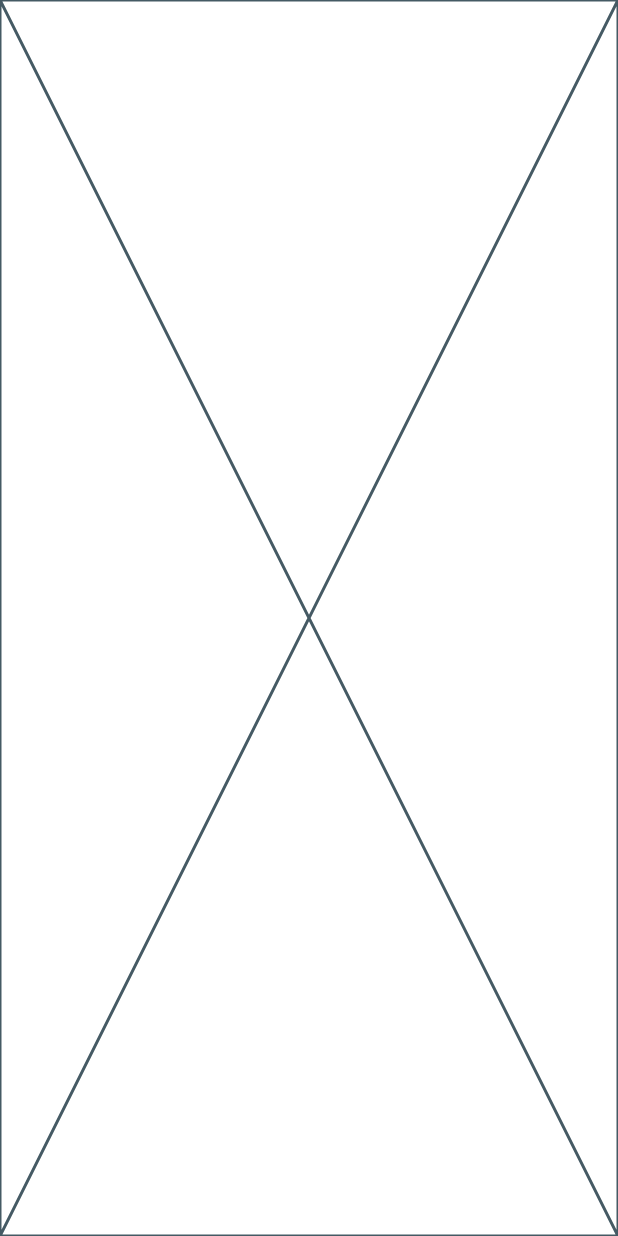
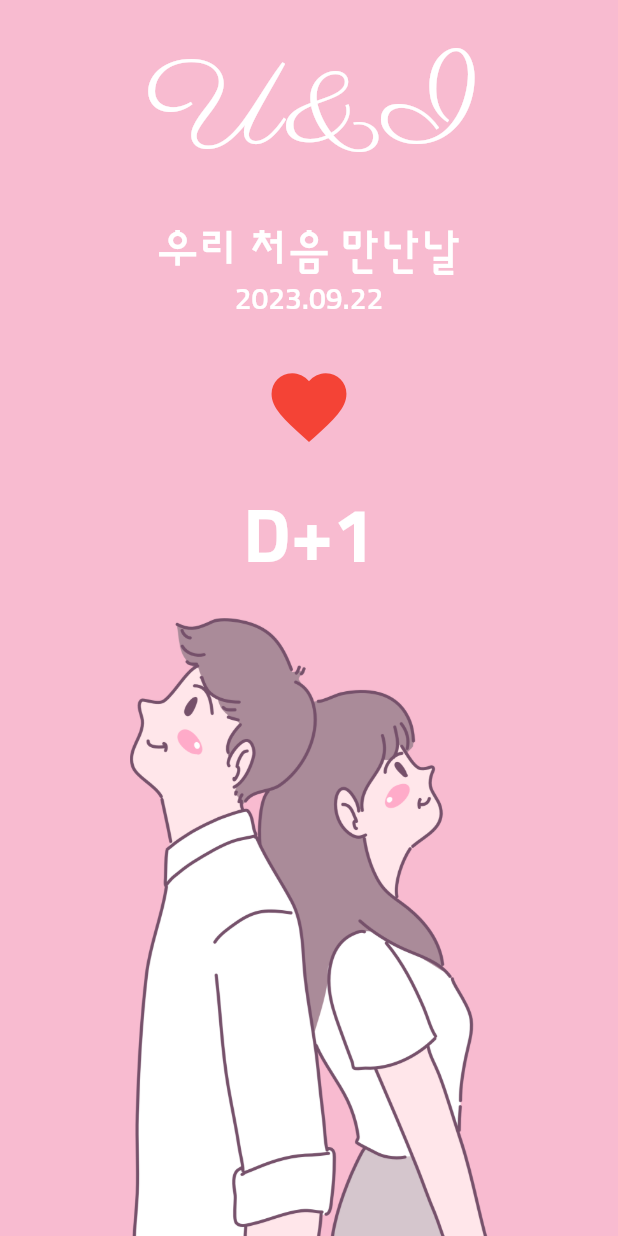
Before and after one commit to Jong-Yu/flutter_splash_screen, a Flutter app: the screen it shows after launch, on a phone screen of 412 x 824 dp. Run offline on Flutter 3.47's test engine with Material 2 defaults, Android fonts, the phone set to English and light mode, and no system bars; our stand-ins replace webview_flutter.

Commit message:
feat: 만난지 몇 일 Project
디자인 하기

```diff
--- a/lib/main.dart
+++ b/lib/main.dart
@@ -1,5 +1,5 @@
 import 'package:flutter/material.dart';
-import 'package:hello_world/screen/date.dart';
+import 'package:hello_world/screen/meet_date.dart';
 
 void main() {
   runApp(
--- a/lib/screen/date.dart
+++ /dev/null
@@ -1,15 +0,0 @@
-import 'package:flutter/material.dart';
-
-class MeetDates extends StatefulWidget {
-  const MeetDates({super.key});
-
-  @override
-  State<MeetDates> createState() => _MeetDatesState();
-}
-
-class _MeetDatesState extends State<MeetDates> {
-  @override
-  Widget build(BuildContext context) {
-    return const Placeholder();
-  }
-}
--- /dev/null
+++ b/lib/screen/meet_date.dart
@@ -0,0 +1,98 @@
+import 'package:flutter/material.dart';
+
+class MeetDates extends StatefulWidget {
+  const MeetDates({super.key});
+
+  @override
+  State<MeetDates> createState() => _MeetDatesState();
+}
+
+class _MeetDatesState extends State<MeetDates> {
+  @override
+  Widget build(BuildContext context) {
+    return Scaffold(
+      backgroundColor: Colors.pink[100],
+      body: SafeArea(
+        bottom: false,
+        child: Container(
+          width: MediaQuery.of(context).size.width,
+          child: Column(children: [
+            _TopPart(),
+            _BottomPart(),
+          ]),
+        ),
+      ),
+    );
+  }
+}
+
+class _TopPart extends StatelessWidget {
+  const _TopPart({super.key});
+
+  @override
+  Widget build(BuildContext context) {
+    return Expanded(
+      child: Column(
+        mainAxisAlignment: MainAxisAlignment.spaceEvenly,
+        children: [
+          Text(
+            'U&I',
+            style: TextStyle(
+              color: Colors.white,
+              fontFamily: 'parisienne',
+              fontSize: 80.0,
+            ),
+          ),
+          Column(
+            children: [
+              Text(
+                '우리 처음 만난날',
+                style: TextStyle(
+                  color: Colors.white,
+                  fontFamily: 'sonflower',
+                  fontSize: 30.0,
+                ),
+              ),
+              Text(
+                '2023.09.22',
+                style: TextStyle(
+                  color: Colors.white,
+                  fontFamily: 'sonflower',
+                  fontSize: 20.0,
+                ),
+              )
+            ],
+          ),
+          IconButton(
+            onPressed: () {},
+            icon: Icon(Icons.favorite),
+            color: Colors.red,
+            iconSize: 60.0,
+          ),
+          Text(
+            'D+1',
+            style: TextStyle(
+              color: Colors.white,
+              fontFamily: 'sonflower',
+              fontSize: 50.0,
+              fontWeight: FontWeight.w700,
+            ),
+          ),
+        ],
+      ),
+    );
+  }
+}
+
+class _BottomPart extends StatelessWidget {
+  const _BottomPart({super.key});
+
+  @override
+  Widget build(BuildContext context) {
+    return Expanded(
+      child: Image.asset(
+        'asset/img/middle_image.png',
+      ),
+    );
+  }
+}
```
Also changed, not shown: 1 other file.
